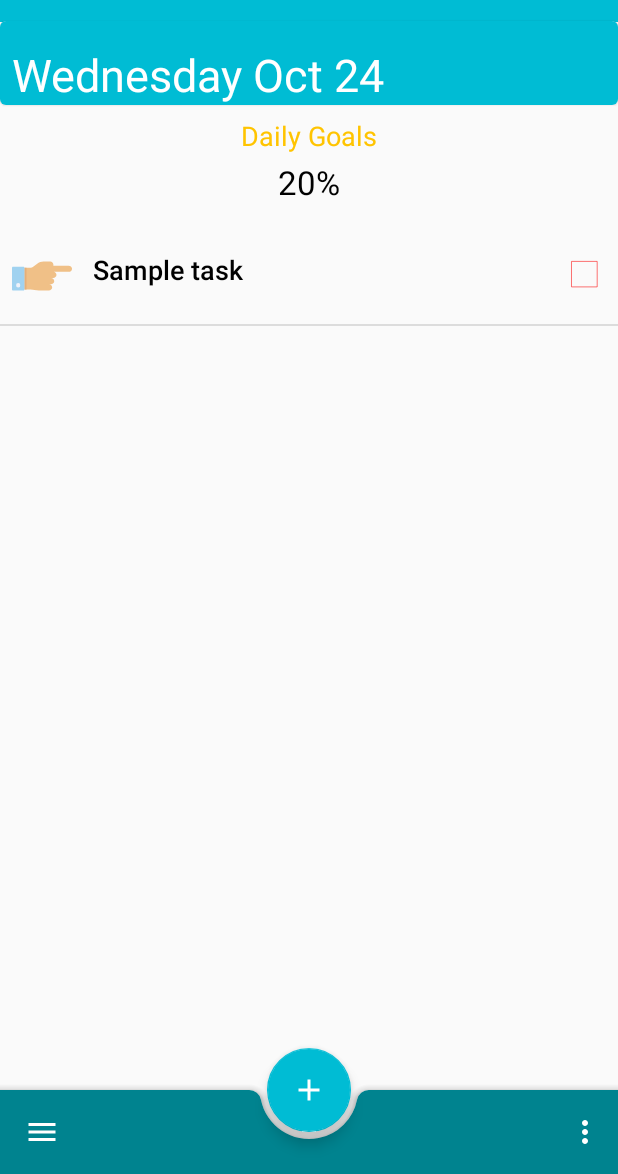
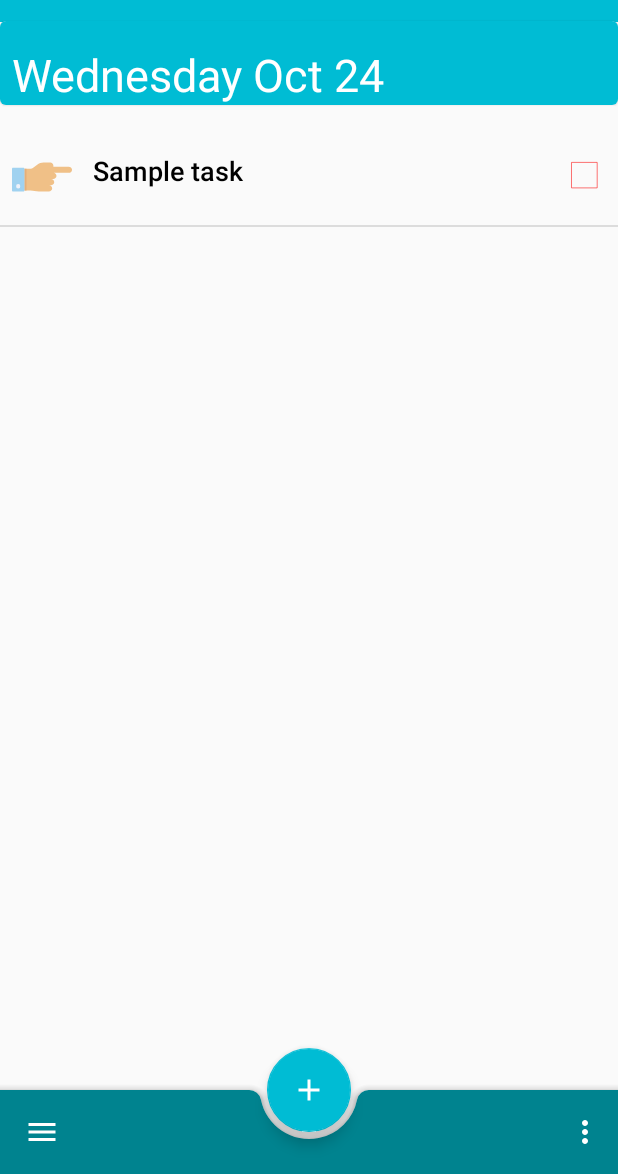
Before and after one commit to Tapszvidzwa/ProgressTracker, an Android app: the screen it shows after launch once a user with an empty profile is signed in (MainActivity), on a phone screen of 412 x 824 dp, the part 62-1236 px from its top. Run offline under Robolectric (Android 15) with nearby library versions, the phone set to English and light mode, and no system bars; our stand-ins replace Firebase (no records; nobody signed in at launch, a user with empty details on screens opened directly); libraries missing offline, so code that uses them is left out: cn.pedant, es.dmoral.toasty.

Commit message:
removed extra code for fragmentfactory.create

```diff
--- a/app/src/main/java/com/example/tapiwa/todoapp/home/MainActivity.java
+++ b/app/src/main/java/com/example/tapiwa/todoapp/home/MainActivity.java
@@ -70,7 +70,6 @@ public class MainActivity extends AppCompatActivity {
     private FloatingActionButton getInputFab;
     public static FirebaseAuth auth;
     public static BottomSheetDialogFragment bottomSheetDialogFragment;
-    private ProgressBar progressBar;
     private Util Utils;
     public static InputRequests inputRequest = new InputRequests();
     private BackUp backUp;
@@ -85,7 +84,6 @@ public class MainActivity extends AppCompatActivity {
         toolbar = findViewById(R.id.toolbar);
         toolbar.setTitleTextColor(Color.WHITE);
         bottomAppBar = findViewById(R.id.bar);
-        progressBar = findViewById(R.id.loading_progress_bar);
         getInputFab = findViewById(R.id.fab);
         visibleFragment = DAILY_TASKS;
         fragmentManager = getSupportFragmentManager();
@@ -327,8 +325,6 @@ public class MainActivity extends AppCompatActivity {
     public static void switchToFragment(FragmentName fragmentName, Bundle bundle) {
         visibleFragment = fragmentName;
         TasksFragmentFactory fragmentsFactory = new TasksFragmentFactory();
-        //Todo: do we really need the method call below
-        fragmentsFactory.onCreate();
         androidx.fragment.app.Fragment fragment = fragmentsFactory.getFragment(fragmentName);
         mergeFragmentBundles(fragment, bundle);
 
@@ -432,4 +428,10 @@ public class MainActivity extends AppCompatActivity {
         startActivity(intent);
     }
 
+    @Override
+    public void onBackPressed() {
+
+
+        super.onBackPressed();
+    }
 }
--- a/app/src/main/res/layout/template_tasks_list.xml
+++ b/app/src/main/res/layout/template_tasks_list.xml
@@ -31,26 +31,6 @@
 
     </com.google.android.material.card.MaterialCardView>
 
-    <TextView
-        android:id="@+id/tasks_type_label"
-        android:layout_width="wrap_content"
-        android:layout_height="wrap_content"
-        android:layout_gravity="center_horizontal"
-        android:layout_marginTop="8dp"
-        android:text="@string/daily_tasks_fragment_title"
-        android:textColor="@color/colorAnnounce"
-        android:textSize="18sp" />
-
-    <TextView
-        android:id="@+id/percentage_completed"
-        android:layout_width="wrap_content"
-        android:layout_height="wrap_content"
-        android:layout_gravity="center_horizontal"
-        android:layout_marginTop="4dp"
-        android:text="20%"
-        android:textColor="@android:color/black"
-        android:textSize="22sp" />
-
     <RelativeLayout
         android:layout_width="match_parent"
         android:layout_height="wrap_content">
--- a/app/src/main/res/values/strings.xml
+++ b/app/src/main/res/values/strings.xml
@@ -27,8 +27,8 @@
     <string name="weekly_tasks_fragment_title">Weekly Goals</string>
     <string name="yearly_tasks_fragment_title">Yearly Goals</string>
     <string name="long_term_goals_title">Long Term Goals</string>
-    <string name="personal_projects_fragment_title">Personal Projects</string>
-    <string name="shared_projects_fragment_title">Shared Projects</string>
+    <string name="personal_projects_fragment_title">Custom Projects</string>
+    <string name="shared_projects_fragment_title">Group Projects</string>
 
     //Miscellaneous
     <string name="completed_by">Completed by </string>
```
